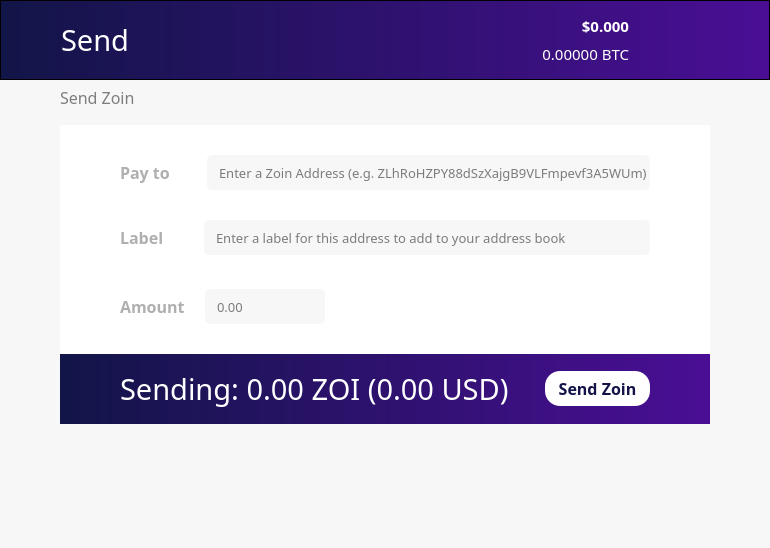
This is src/qt/forms/winforms/sendcoinsdialog.ui in noirofficial/noir as Qt 5 draws it before an edit. The edited form follows.
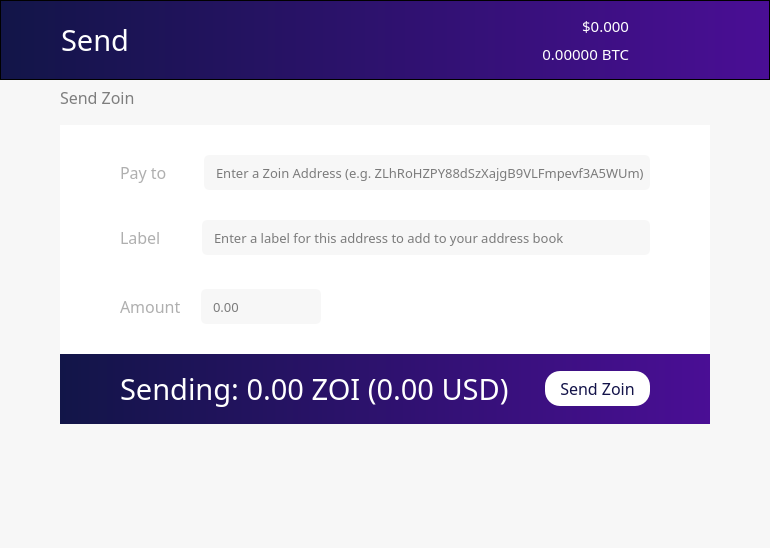
This is the edited form. Icons and pictures are not drawn. Custom widgets are drawn as their Qt base class.

Commit message: Upload win forms

Patch:
```diff
--- a/src/qt/forms/winforms/sendcoinsdialog.ui
+++ b/src/qt/forms/winforms/sendcoinsdialog.ui
@@ -133,10 +133,10 @@
              <widget class="QLabel" name="priceUSD">
               <property name="font">
                <font>
-                <family>ZoinLight</family>
+                <family>ZoinMedium</family>
                 <pointsize>11</pointsize>
-                <weight>75</weight>
-                <bold>true</bold>
+                <weight>50</weight>
+                <bold>false</bold>
                </font>
               </property>
               <property name="styleSheet">
@@ -393,10 +393,10 @@
               </property>
               <property name="font">
                <font>
-                <family>ZoinLight</family>
+                <family>ZoinMedium</family>
                 <pointsize>12</pointsize>
-                <weight>75</weight>
-                <bold>true</bold>
+                <weight>50</weight>
+                <bold>false</bold>
                </font>
               </property>
               <property name="styleSheet">
@@ -483,10 +483,10 @@
               </property>
               <property name="font">
                <font>
-                <family>ZoinLight</family>
+                <family>ZoinMedium</family>
                 <pointsize>12</pointsize>
-                <weight>75</weight>
-                <bold>true</bold>
+                <weight>50</weight>
+                <bold>false</bold>
                </font>
               </property>
               <property name="styleSheet">
@@ -551,10 +551,10 @@
               </property>
               <property name="font">
                <font>
-                <family>ZoinLight</family>
+                <family>ZoinMedium</family>
                 <pointsize>12</pointsize>
-                <weight>75</weight>
-                <bold>true</bold>
+                <weight>50</weight>
+                <bold>false</bold>
                </font>
               </property>
               <property name="layoutDirection">
@@ -682,10 +682,10 @@
              </property>
              <property name="font">
               <font>
-               <family>ZoinLight</family>
+               <family>ZoinRegular</family>
                <pointsize>12</pointsize>
-               <weight>75</weight>
-               <bold>true</bold>
+               <weight>50</weight>
+               <bold>false</bold>
               </font>
              </property>
              <property name="styleSheet">
```
The commit also changes 7 other files.
